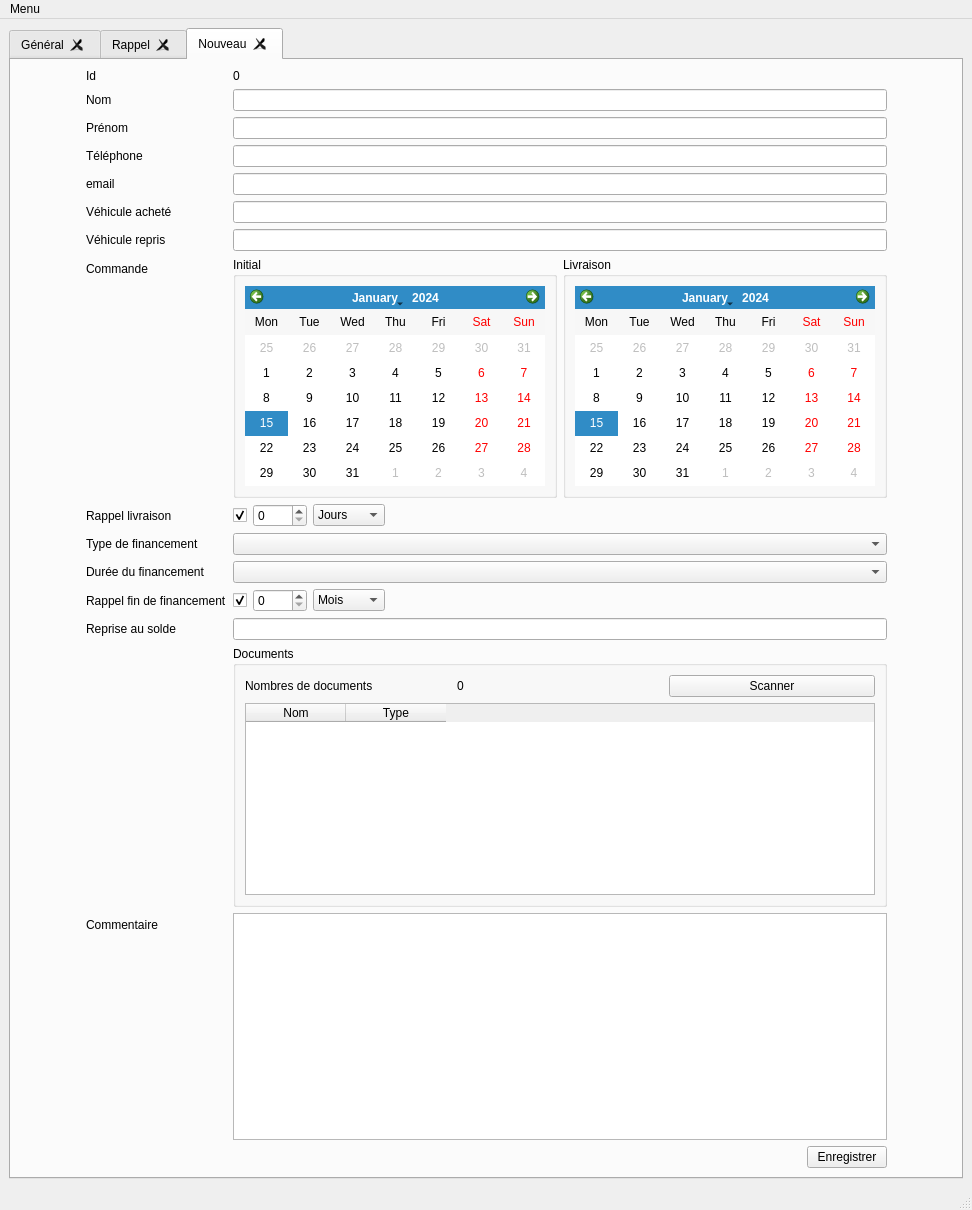
firedream89/customer-database, file mainwindow.ui: the form before one commit.
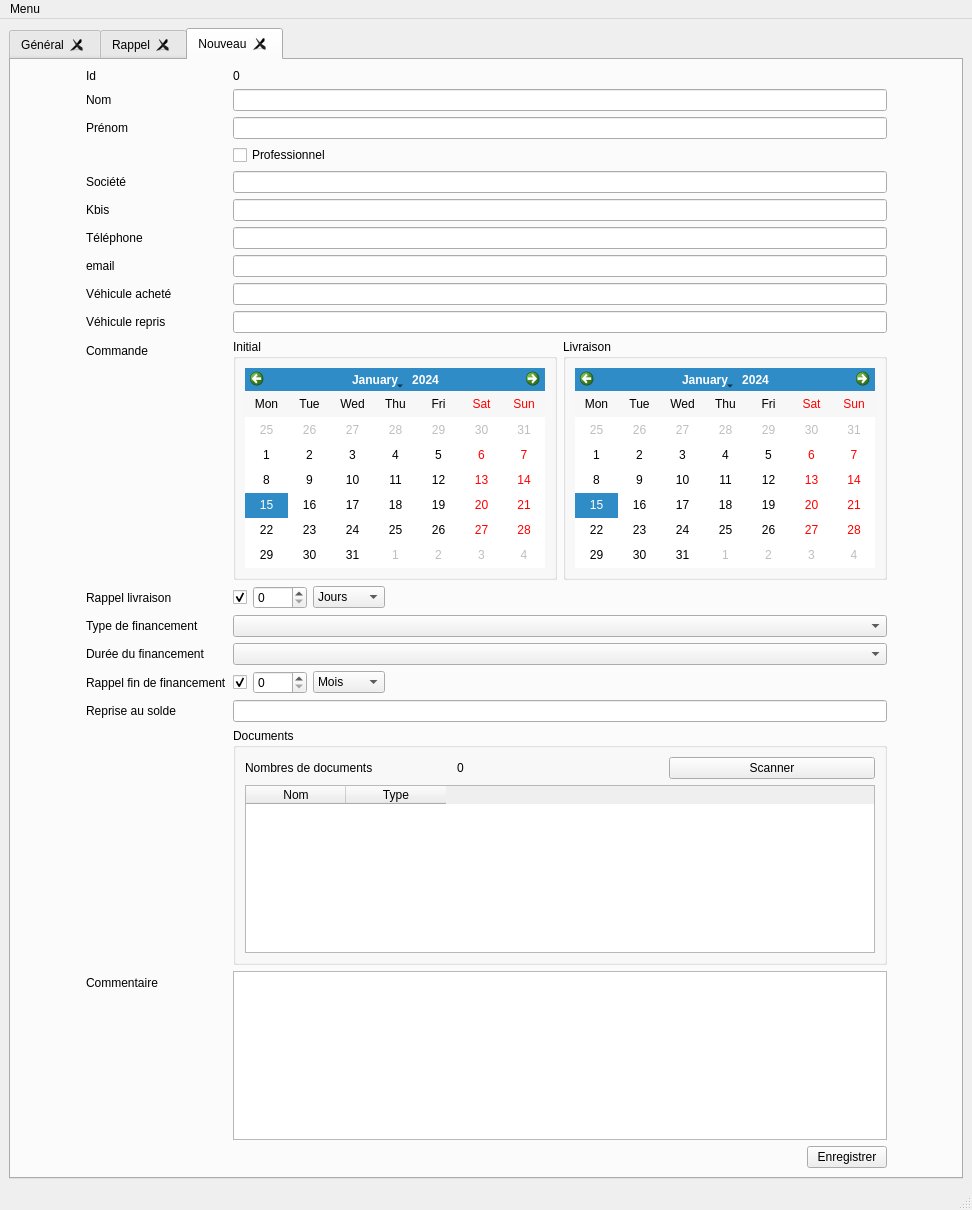
The form after the commit.

Commit message:
Ajout champs Société et Kbis
-Correction d'une erreur lors de l'ouverture d'un client existant
-Ajout société, Kbis et téléphone dans la recherche

Diff of the .ui file:
```diff
--- a/mainwindow.ui
+++ b/mainwindow.ui
@@ -256,54 +256,54 @@
           <item row="2" column="1">
            <widget class="QLineEdit" name="surname"/>
           </item>
-          <item row="3" column="0">
+          <item row="6" column="0">
            <widget class="QLabel" name="label_5">
             <property name="text">
              <string>Téléphone</string>
             </property>
            </widget>
           </item>
-          <item row="3" column="1">
+          <item row="6" column="1">
            <widget class="QLineEdit" name="phone"/>
           </item>
-          <item row="4" column="0">
+          <item row="7" column="0">
            <widget class="QLabel" name="label_6">
             <property name="text">
              <string>email</string>
             </property>
            </widget>
           </item>
-          <item row="4" column="1">
+          <item row="7" column="1">
            <widget class="QLineEdit" name="email"/>
           </item>
-          <item row="5" column="0">
+          <item row="8" column="0">
            <widget class="QLabel" name="label_2">
             <property name="text">
              <string>Véhicule acheté</string>
             </property>
            </widget>
           </item>
-          <item row="5" column="1">
+          <item row="8" column="1">
            <widget class="QLineEdit" name="carPurchased"/>
           </item>
-          <item row="6" column="0">
+          <item row="9" column="0">
            <widget class="QLabel" name="label_8">
             <property name="text">
              <string>Véhicule repris</string>
             </property>
            </widget>
           </item>
-          <item row="6" column="1">
+          <item row="9" column="1">
            <widget class="QLineEdit" name="carReprossessed"/>
           </item>
-          <item row="7" column="0">
+          <item row="10" column="0">
            <widget class="QLabel" name="label">
             <property name="text">
              <string>Commande</string>
             </property>
            </widget>
           </item>
-          <item row="7" column="1">
+          <item row="10" column="1">
            <layout class="QHBoxLayout" name="horizontalLayout">
             <item>
              <widget class="QGroupBox" name="groupBox_2">
@@ -387,27 +387,27 @@
             </item>
            </layout>
           </item>
-          <item row="10" column="0">
+          <item row="13" column="0">
            <widget class="QLabel" name="label_9">
             <property name="text">
              <string>Type de financement</string>
             </property>
            </widget>
           </item>
-          <item row="10" column="1">
+          <item row="13" column="1">
            <widget class="QComboBox" name="financement"/>
           </item>
-          <item row="11" column="0">
+          <item row="14" column="0">
            <widget class="QLabel" name="label_10">
             <property name="text">
              <string>Durée du financement</string>
             </property>
            </widget>
           </item>
-          <item row="11" column="1">
+          <item row="14" column="1">
            <widget class="QComboBox" name="repaymentPeriod"/>
           </item>
-          <item row="15" column="1">
+          <item row="18" column="1">
            <widget class="QGroupBox" name="groupBox">
             <property name="title">
              <string>Documents</string>
@@ -454,34 +454,34 @@
             </layout>
            </widget>
           </item>
-          <item row="16" column="0">
+          <item row="19" column="0">
            <widget class="QLabel" name="label_12">
             <property name="text">
              <string>Commentaire</string>
             </property>
            </widget>
           </item>
-          <item row="16" column="1">
+          <item row="19" column="1">
            <widget class="QPlainTextEdit" name="commentaire"/>
           </item>
-          <item row="13" column="1">
+          <item row="16" column="1">
            <widget class="QLineEdit" name="engReprise"/>
           </item>
-          <item row="13" column="0">
+          <item row="16" column="0">
            <widget class="QLabel" name="label_15">
             <property name="text">
              <string>Reprise au solde</string>
             </property>
            </widget>
           </item>
-          <item row="12" column="0">
+          <item row="15" column="0">
            <widget class="QLabel" name="label_14">
             <property name="text">
              <string>Rappel fin de financement</string>
             </property>
            </widget>
           </item>
-          <item row="12" column="1">
+          <item row="15" column="1">
            <layout class="QHBoxLayout" name="horizontalLayout_2">
             <item>
              <widget class="QCheckBox" name="activRappelFin">
@@ -537,14 +537,14 @@
             </item>
            </layout>
           </item>
-          <item row="9" column="0">
+          <item row="12" column="0">
            <widget class="QLabel" name="label_16">
             <property name="text">
              <string>Rappel livraison</string>
             </property>
            </widget>
           </item>
-          <item row="9" column="1">
+          <item row="12" column="1">
            <layout class="QHBoxLayout" name="horizontalLayout_3">
             <item>
              <widget class="QCheckBox" name="activRappelLiv">
@@ -597,6 +597,33 @@
             </item>
            </layout>
           </item>
+          <item row="3" column="1">
+           <widget class="QCheckBox" name="activPro">
+            <property name="text">
+             <string>Professionnel</string>
+            </property>
+           </widget>
+          </item>
+          <item row="4" column="1">
+           <widget class="QLineEdit" name="Societe"/>
+          </item>
+          <item row="4" column="0">
+           <widget class="QLabel" name="labelSociete">
+            <property name="text">
+             <string>Société</string>
+            </property>
+           </widget>
+          </item>
+          <item row="5" column="1">
+           <widget class="QLineEdit" name="kbis"/>
+          </item>
+          <item row="5" column="0">
+           <widget class="QLabel" name="labelKbis">
+            <property name="text">
+             <string>Kbis</string>
+            </property>
+           </widget>
+          </item>
          </layout>
         </item>
         <item row="0" column="0">
```
The commit also changes 6 other files.
